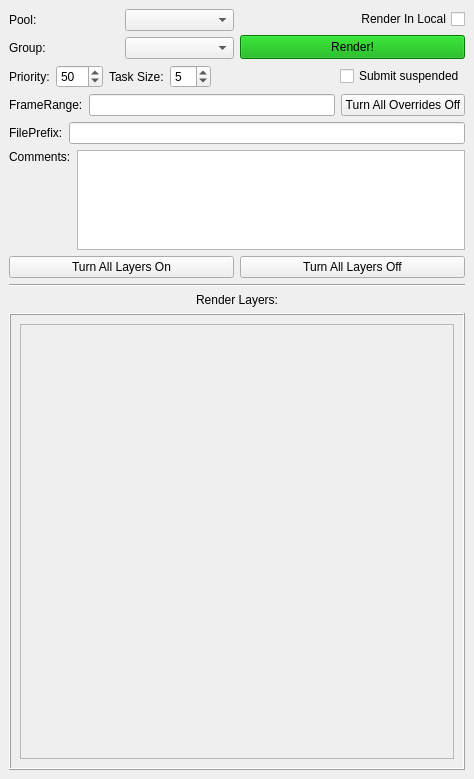
The window that render/renderManager/renderManager.ui (skarone/PipeL) describes before a commit, drawn with Qt 5.
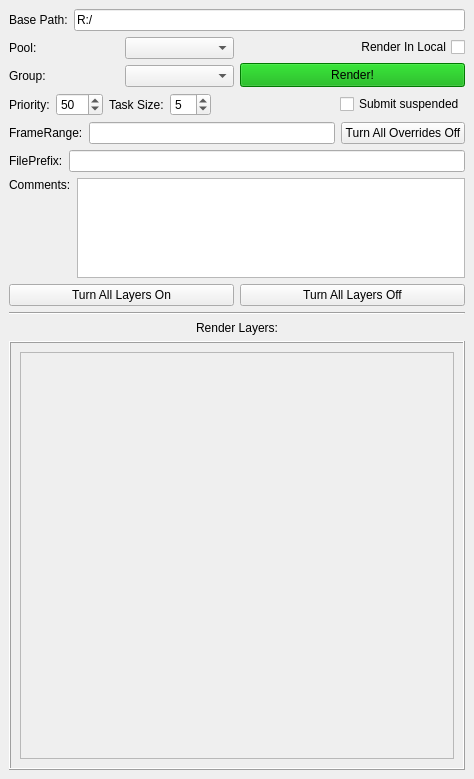
The same window after the commit.

Commit message: added History to manager, and create settings class to handle settings more easily

The edit to the form file:
```diff
--- a/render/renderManager/renderManager.ui
+++ b/render/renderManager/renderManager.ui
@@ -15,6 +15,24 @@
   </property>
   <widget class="QWidget" name="centralwidget">
    <layout class="QVBoxLayout" name="verticalLayout_5">
+    <item>
+     <layout class="QHBoxLayout" name="horizontalLayout_9">
+      <item>
+       <widget class="QLabel" name="label_9">
+        <property name="text">
+         <string>Base Path:</string>
+        </property>
+       </widget>
+      </item>
+      <item>
+       <widget class="QLineEdit" name="basePath_le">
+        <property name="text">
+         <string>R:/</string>
+        </property>
+       </widget>
+      </item>
+     </layout>
+    </item>
     <item>
      <layout class="QHBoxLayout" name="horizontalLayout_5">
       <item>
@@ -276,7 +294,7 @@
             <x>0</x>
             <y>0</y>
             <width>434</width>
-            <height>242</height>
+            <height>238</height>
            </rect>
           </property>
           <layout class="QVBoxLayout" name="verticalLayout_4">
```
Left out of the diff: 10 changed lines with no effect on the pictures. The commit also changes 4 other files.
